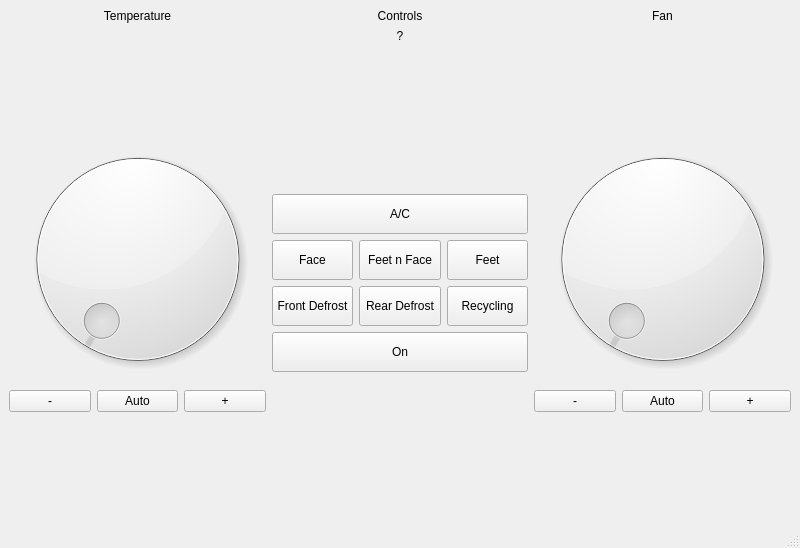
The window that Software/piJagClimApp/piJagClimv1.ui (YfNk1d5up/piJag) describes before a commit, drawn with Qt 5.
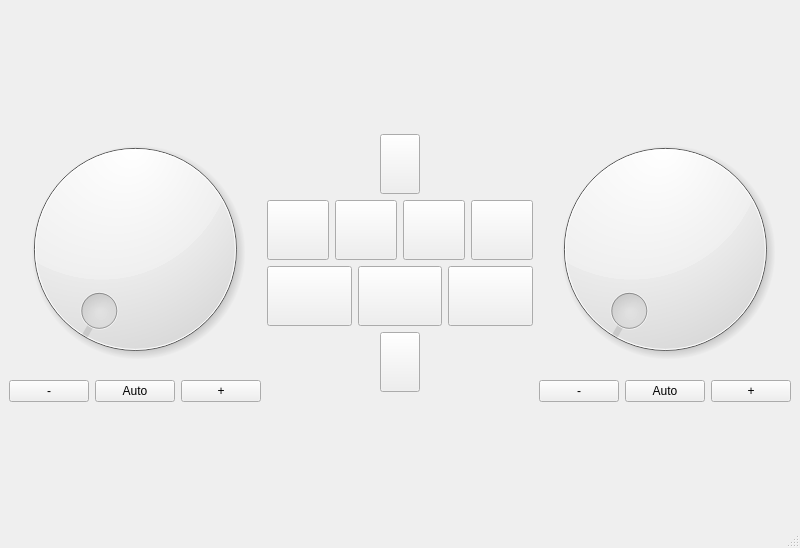
The same window after the commit. Icons and pictures are not drawn.

Commit message: Control buttons design

What changed in the file:
```diff
--- a/Software/piJagClimApp/piJagClimv1.ui
+++ b/Software/piJagClimApp/piJagClimv1.ui
@@ -32,28 +32,6 @@
    <layout class="QHBoxLayout" name="horizontalLayout">
     <item>
      <layout class="QVBoxLayout" name="verticalLayoutTemp">
-      <item>
-       <widget class="QLabel" name="tempLabel">
-        <property name="maximumSize">
-         <size>
-          <width>100000</width>
-          <height>50</height>
-         </size>
-        </property>
-        <property name="frameShape">
-         <enum>QFrame::NoFrame</enum>
-        </property>
-        <property name="text">
-         <string>Temperature</string>
-        </property>
-        <property name="alignment">
-         <set>Qt::AlignCenter</set>
-        </property>
-        <property name="margin">
-         <number>8</number>
-        </property>
-       </widget>
-      </item>
       <item>
        <spacer name="verticalSpacer_3">
         <property name="orientation">
@@ -129,51 +107,7 @@
     <item>
      <layout class="QVBoxLayout" name="verticalLayoutControls">
       <item>
-       <widget class="QLabel" name="airLabel">
-        <property name="maximumSize">
-         <size>
-          <width>100000</width>
-          <height>50</height>
-         </size>
-        </property>
-        <property name="frameShape">
-         <enum>QFrame::NoFrame</enum>
-        </property>
-        <property name="text">
-         <string>Controls</string>
-        </property>
-        <property name="alignment">
-         <set>Qt::AlignCenter</set>
-        </property>
-        <property name="margin">
-         <number>8</number>
-        </property>
-       </widget>
-      </item>
-      <item>
-       <widget class="QLabel" name="airValueLabel">
-        <property name="maximumSize">
-         <size>
-          <width>100000</width>
-          <height>50</height>
-         </size>
-        </property>
-        <property name="frameShape">
-         <enum>QFrame::NoFrame</enum>
-        </property>
-        <property name="text">
-         <string>?</string>
-        </property>
-        <property name="alignment">
-         <set>Qt::AlignCenter</set>
-        </property>
-        <property name="margin">
-         <number>5</number>
-        </property>
-       </widget>
-      </item>
-      <item>
-       <spacer name="verticalSpacer">
+       <spacer name="verticalSpacer_6">
         <property name="orientation">
          <enum>Qt::Vertical</enum>
         </property>
@@ -186,17 +120,60 @@
        </spacer>
       </item>
       <item>
-       <widget class="QPushButton" name="tempACButton">
-        <property name="minimumSize">
-         <size>
-          <width>0</width>
-          <height>40</height>
-         </size>
-        </property>
-        <property name="text">
-         <string>A/C</string>
-        </property>
-       </widget>
+       <layout class="QHBoxLayout" name="horizontalLayout_9">
+        <item>
+         <spacer name="horizontalSpacer_3">
+          <property name="orientation">
+           <enum>Qt::Horizontal</enum>
+          </property>
+          <property name="sizeHint" stdset="0">
+           <size>
+            <width>40</width>
+            <height>20</height>
+           </size>
+          </property>
+         </spacer>
+        </item>
+        <item>
+         <widget class="QPushButton" name="tempACButton">
+          <property name="minimumSize">
+           <size>
+            <width>0</width>
+            <height>60</height>
+           </size>
+          </property>
+          <property name="autoFillBackground">
+           <bool>true</bool>
+          </property>
+          <property name="text">
+           <string/>
+          </property>
+          <property name="icon">
+           <iconset>
+            <normaloff>pictures/AC.png</normaloff>pictures/AC.png</iconset>
+          </property>
+          <property name="iconSize">
+           <size>
+            <width>50</width>
+            <height>50</height>
+           </size>
+          </property>
+         </widget>
+        </item>
+        <item>
+         <spacer name="horizontalSpacer_4">
+          <property name="orientation">
+           <enum>Qt::Horizontal</enum>
+          </property>
+          <property name="sizeHint" stdset="0">
+           <size>
+            <width>40</width>
+            <height>20</height>
+           </size>
+          </property>
+         </spacer>
+        </item>
+       </layout>
       </item>
       <item>
        <layout class="QHBoxLayout" name="horizontalLayout_2">
@@ -205,25 +182,25 @@
           <property name="minimumSize">
            <size>
             <width>0</width>
-            <height>40</height>
+            <height>60</height>
            </size>
           </property>
+          <property name="autoFillBackground">
+           <bool>true</bool>
+          </property>
           <property name="text">
-           <string>Face</string>
+           <string/>
           </property>
-         </widget>
-        </item>
-        <item>
-         <widget class="QPushButton" name="airFeetFaceButton">
-          <property name="minimumSize">
+          <property name="icon">
+           <iconset>
+            <normaloff>pictures/face.png</normaloff>pictures/face.png</iconset>
+          </property>
+          <property name="iconSize">
            <size>
-            <width>0</width>
+            <width>40</width>
             <height>40</height>
            </size>
           </property>
-          <property name="text">
-           <string>Feet n Face</string>
-          </property>
          </widget>
         </item>
         <item>
@@ -231,11 +208,76 @@
           <property name="minimumSize">
            <size>
             <width>0</width>
+            <height>60</height>
+           </size>
+          </property>
+          <property name="autoFillBackground">
+           <bool>true</bool>
+          </property>
+          <property name="text">
+           <string/>
+          </property>
+          <property name="icon">
+           <iconset>
+            <normaloff>pictures/feet.png</normaloff>pictures/feet.png</iconset>
+          </property>
+          <property name="iconSize">
+           <size>
+            <width>40</width>
             <height>40</height>
            </size>
           </property>
+         </widget>
+        </item>
+        <item>
+         <widget class="QPushButton" name="airFeetFaceButton">
+          <property name="minimumSize">
+           <size>
+            <width>0</width>
+            <height>60</height>
+           </size>
+          </property>
+          <property name="autoFillBackground">
+           <bool>true</bool>
+          </property>
           <property name="text">
-           <string>Feet</string>
+           <string/>
+          </property>
+          <property name="icon">
+           <iconset>
+            <normaloff>pictures/feet_face.png</normaloff>pictures/feet_face.png</iconset>
+          </property>
+          <property name="iconSize">
+           <size>
+            <width>40</width>
+            <height>40</height>
+           </size>
+          </property>
+         </widget>
+        </item>
+        <item>
+         <widget class="QPushButton" name="airFeetFrontDefrostButton">
+          <property name="minimumSize">
+           <size>
+            <width>0</width>
+            <height>60</height>
+           </size>
+          </property>
+          <property name="autoFillBackground">
+           <bool>true</bool>
+          </property>
+          <property name="text">
+           <string/>
+          </property>
+          <property name="icon">
+           <iconset>
+            <normaloff>pictures/front_feet.png</normaloff>pictures/front_feet.png</iconset>
+          </property>
+          <property name="iconSize">
+           <size>
+            <width>30</width>
+            <height>30</height>
+           </size>
           </property>
          </widget>
         </item>
@@ -248,11 +290,24 @@
           <property name="minimumSize">
            <size>
             <width>0</width>
-            <height>40</height>
+            <height>60</height>
            </size>
           </property>
+          <property name="autoFillBackground">
+           <bool>true</bool>
+          </property>
           <property name="text">
-           <string>Front Defrost</string>
+           <string/>
+          </property>
+          <property name="icon">
+           <iconset>
+            <normaloff>pictures/front.png</normaloff>pictures/front.png</iconset>
+          </property>
+          <property name="iconSize">
+           <size>
+            <width>25</width>
+            <height>25</height>
+           </size>
           </property>
          </widget>
         </item>
@@ -261,11 +316,24 @@
           <property name="minimumSize">
            <size>
             <width>0</width>
-            <height>40</height>
+            <height>60</height>
            </size>
           </property>
+          <property name="autoFillBackground">
+           <bool>true</bool>
+          </property>
           <property name="text">
-           <string>Rear Defrost</string>
+           <string/>
+          </property>
+          <property name="icon">
+           <iconset>
+            <normaloff>pictures/rear.png</normaloff>pictures/rear.png</iconset>
+          </property>
+          <property name="iconSize">
+           <size>
+            <width>25</width>
+            <height>25</height>
+           </size>
           </property>
          </widget>
         </item>
@@ -274,38 +342,94 @@
           <property name="minimumSize">
            <size>
             <width>0</width>
+            <height>60</height>
+           </size>
+          </property>
+          <property name="autoFillBackground">
+           <bool>true</bool>
+          </property>
+          <property name="text">
+           <string/>
+          </property>
+          <property name="icon">
+           <iconset>
+            <normaloff>pictures/recycle.png</normaloff>pictures/recycle.png</iconset>
+          </property>
+          <property name="iconSize">
+           <size>
+            <width>30</width>
+            <height>30</height>
+           </size>
+          </property>
+         </widget>
+        </item>
+       </layout>
+      </item>
+      <item>
+       <layout class="QHBoxLayout" name="horizontalLayout_8">
+        <item>
+         <spacer name="horizontalSpacer">
+          <property name="orientation">
+           <enum>Qt::Horizontal</enum>
+          </property>
+          <property name="sizeHint" stdset="0">
+           <size>
+            <width>40</width>
+            <height>20</height>
+           </size>
+          </property>
+         </spacer>
+        </item>
+        <item>
+         <widget class="QPushButton" name="onoffButton">
+          <property name="minimumSize">
+           <size>
+            <width>0</width>
+            <height>60</height>
+           </size>
+          </property>
+          <property name="autoFillBackground">
+           <bool>true</bool>
+          </property>
+          <property name="text">
+           <string/>
+          </property>
+          <property name="icon">
+           <iconset>
+            <normaloff>pictures/power.png</normaloff>pictures/power.png</iconset>
+          </property>
+          <property name="iconSize">
+           <size>
+            <width>40</width>
             <height>40</height>
            </size>
           </property>
-          <property name="text">
-           <string>Recycling</string>
-          </property>
          </widget>
         </item>
+        <item>
+         <spacer name="horizontalSpacer_2">
+          <property name="orientation">
+           <enum>Qt::Horizontal</enum>
+          </property>
+          <property name="sizeHint" stdset="0">
+           <size>
+            <width>40</width>
+            <height>20</height>
+           </size>
+          </property>
+         </spacer>
+        </item>
        </layout>
       </item>
       <item>
-       <widget class="QPushButton" name="onoffButton">
-        <property name="minimumSize">
-         <size>
-          <width>0</width>
-          <height>40</height>
-         </size>
-        </property>
-        <property name="text">
-         <string>On</string>
-        </property>
-       </widget>
-      </item>
-      <item>
-       <spacer name="verticalSpacer_6">
+       <spacer name="verticalSpacer">
         <property name="orientation">
          <enum>Qt::Vertical</enum>
         </property>
         <property name="sizeHint" stdset="0">
          <size>
           <width>20</width>
-          <height>20</height>
+          <height>40</height>
          </size>
         </property>
        </spacer>
@@ -314,28 +438,6 @@
     </item>
     <item>
      <layout class="QVBoxLayout" name="verticalLayoutFan">
-      <item>
-       <widget class="QLabel" name="fanLabel">
-        <property name="maximumSize">
-         <size>
-          <width>100000</width>
-          <height>50</height>
-         </size>
-        </property>
-        <property name="frameShape">
-         <enum>QFrame::NoFrame</enum>
-        </property>
-        <property name="text">
-         <string>Fan</string>
-        </property>
-        <property name="alignment">
-         <set>Qt::AlignCenter</set>
-        </property>
-        <property name="margin">
-         <number>8</number>
-        </property>
-       </widget>
-      </item>
       <item>
        <spacer name="verticalSpacer_4">
         <property name="orientation">
```
The commit also changes 8 other files.
